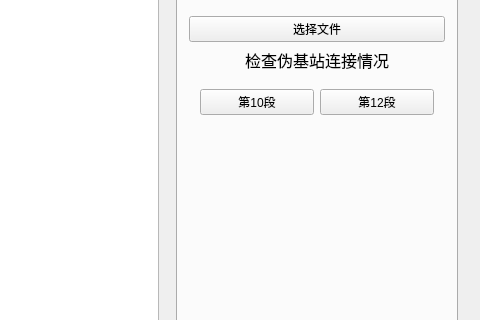
This is CourseDesign.ui in Delerrr/Course-Project-Qt as Qt 5 draws it before an edit; both pictures show x 406 to 886 and y 296 to 616 of the 886 by 729 pixel window. The edited form follows.
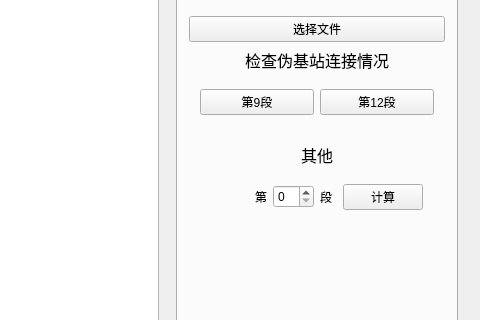
This is the edited form.

```diff
--- a/CourseDesign.ui
+++ b/CourseDesign.ui
@@ -632,7 +632,7 @@
               <item>
                <widget class="QPushButton" name="main_3_btn">
                 <property name="text">
-                 <string>第10段</string>
+                 <string>第9段</string>
                 </property>
                </widget>
               </item>
@@ -646,6 +646,87 @@
              </layout>
             </widget>
            </item>
+           <item>
+            <widget class="QWidget" name="widget_8" native="true">
+             <layout class="QVBoxLayout" name="verticalLayout_6">
+              <item>
+               <widget class="QLabel" name="label_12">
+                <property name="font">
+                 <font>
+                  <family>楷体</family>
+                  <pointsize>12</pointsize>
+                 </font>
+                </property>
+                <property name="text">
+                 <string>其他</string>
+                </property>
+                <property name="alignment">
+                 <set>Qt::AlignCenter</set>
+                </property>
+               </widget>
+              </item>
+              <item>
+               <widget class="QWidget" name="widget_13" native="true">
+                <layout class="QHBoxLayout" name="horizontalLayout_9">
+                 <item>
+                  <spacer name="horizontalSpacer_2">
+                   <property name="orientation">
+                    <enum>Qt::Horizontal</enum>
+                   </property>
+                   <property name="sizeHint" stdset="0">
+                    <size>
+                     <width>40</width>
+                     <height>20</height>
+                    </size>
+                   </property>
+                  </spacer>
+                 </item>
+                 <item>
+                  <widget class="QLabel" name="label_13">
+                   <property name="text">
+                    <string>第</string>
+                   </property>
+                  </widget>
+                 </item>
+                 <item>
+                  <widget class="QSpinBox" name="spinBox_3"/>
+                 </item>
+                 <item>
+                  <widget class="QLabel" name="label_14">
+                   <property name="text">
+                    <string>段</string>
+                   </property>
+                  </widget>
+                 </item>
+                 <item>
+                  <spacer name="horizontalSpacer">
+                   <property name="orientation">
+                    <enum>Qt::Horizontal</enum>
+                   </property>
+                   <property name="sizeType">
+                    <enum>QSizePolicy::Fixed</enum>
+                   </property>
+                   <property name="sizeHint" stdset="0">
+                    <size>
+                     <width>5</width>
+                     <height>20</height>
+                    </size>
+                   </property>
+                  </spacer>
+                 </item>
+                 <item>
+                  <widget class="QPushButton" name="main_3_btn3">
+                   <property name="text">
+                    <string>计算</string>
+                   </property>
+                  </widget>
+                 </item>
+                </layout>
+               </widget>
+              </item>
+             </layout>
+            </widget>
+           </item>
            <item>
             <spacer name="verticalSpacer_6">
              <property name="orientation">
```
